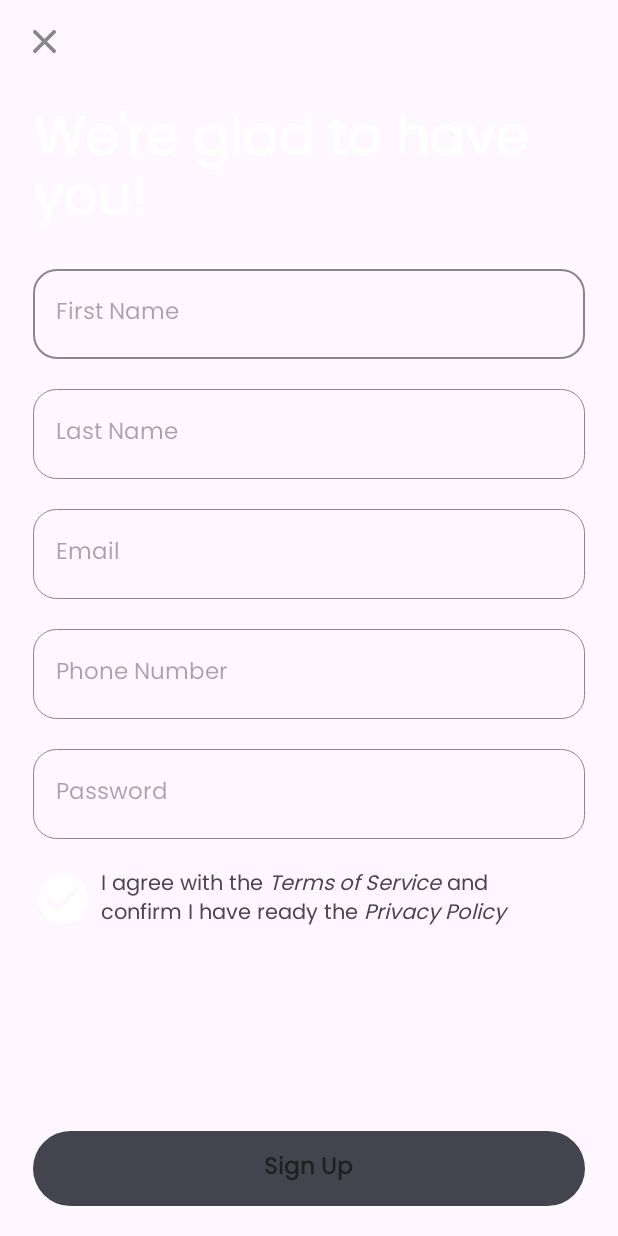
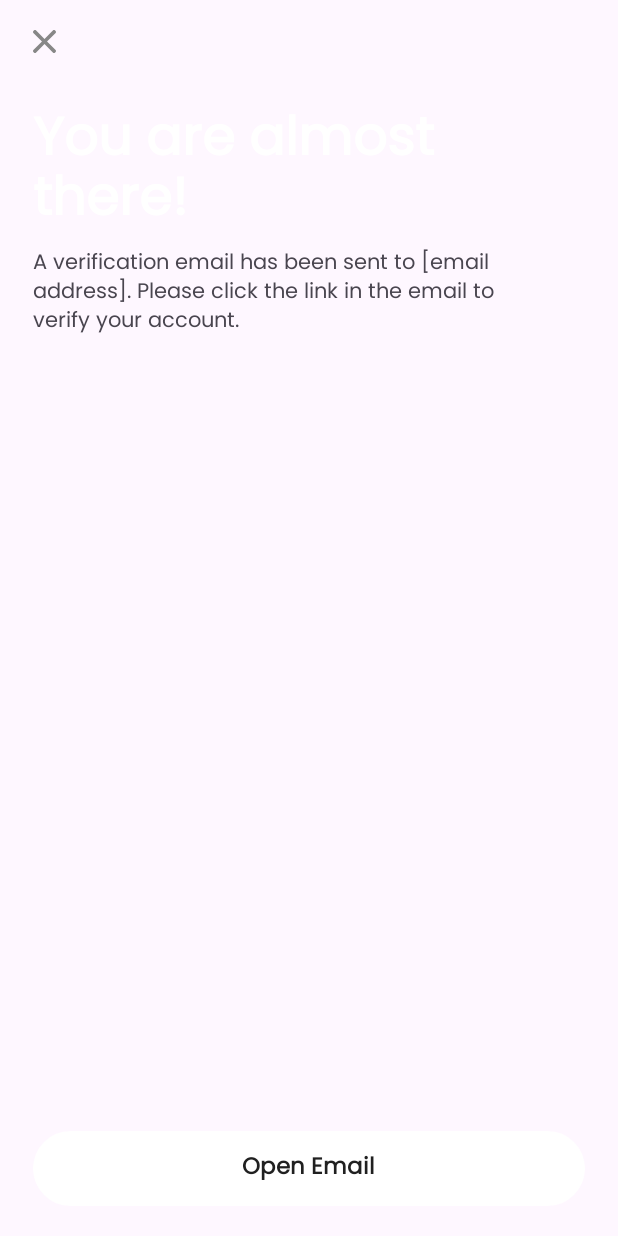
Before and after one commit to rbryanben/VeliqoLab, an Android app: the screen it shows after launch (register before the commit, CheckYourEmailActivity after it), on a phone screen of 412 x 824 dp. Run offline under Robolectric (Android 15) with nearby library versions, the phone set to English and light mode, and no system bars.

Commit message:
Check Your Email Activity - View that opens Gmail for verification link

```diff
--- a/app/src/main/AndroidManifest.xml
+++ b/app/src/main/AndroidManifest.xml
@@ -23,6 +23,7 @@
 
                 <category android:name="android.intent.category.DEFAULT" />
                 <category android:name="android.intent.category.BROWSABLE" />
+
                 <data
                     android:host="veliq.com"
                     android:pathPrefix="/app"
@@ -39,9 +40,9 @@
                     android:scheme="https" />
             </intent-filter>
         </activity>
-        <activity android:name=".views.otp.OtpRegisterActivity"/>
+        <activity android:name=".views.otp.OtpRegisterActivity" />
         <activity
-            android:name=".views.register.register"
+            android:name=".views.otp.CheckYourEmailActivity"
             android:exported="true">
             <intent-filter>
                 <action android:name="android.intent.action.MAIN" />
--- /dev/null
+++ b/app/src/main/java/com/wapazock/veliqolab/views/otp/CheckYourEmailActivity.kt
@@ -0,0 +1,26 @@
+package com.wapazock.veliqolab.views.otp
+
+import android.content.Intent
+import androidx.appcompat.app.AppCompatActivity
+import android.os.Bundle
+import android.os.Handler
+import com.wapazock.veliqolab.R
+import com.wapazock.veliqolab.custom.CustomButton
+import com.wapazock.veliqolab.utils.notifications.ClassicNotifications
+
+class CheckYourEmailActivity : AppCompatActivity() {
+    override fun onCreate(savedInstanceState: Bundle?) {
+        super.onCreate(savedInstanceState)
+        setContentView(R.layout.activity_check_your_email)
+
+        // Open Gmail On Click
+        val button : CustomButton = this.findViewById(R.id.activityCheckYourEmailOpenEmailButton)
+        button.enable()
+        button.setOnClickListener {
+            val intent = Intent(Intent.ACTION_MAIN)
+            intent.addCategory(Intent.CATEGORY_APP_EMAIL)
+            intent.addFlags(Intent.FLAG_ACTIVITY_NEW_TASK)
+            startActivity(intent)
+        }
+    }
+}
--- /dev/null
+++ b/app/src/main/res/layout/activity_check_your_email.xml
@@ -0,0 +1,57 @@
+<?xml version="1.0" encoding="utf-8"?>
+<androidx.constraintlayout.widget.ConstraintLayout xmlns:android="http://schemas.android.com/apk/res/android"
+    xmlns:app="http://schemas.android.com/apk/res-auto"
+    xmlns:tools="http://schemas.android.com/tools"
+    android:layout_width="match_parent"
+    android:layout_height="match_parent"
+    tools:context=".views.otp.otp">
+
+    <!-- Cancel Button -->
+    <ImageView
+        android:id="@+id/activityCheckYourEmailCancelImageView"
+        android:layout_width="15dp"
+        android:layout_height="15dp"
+        android:src="@drawable/icon_cancel"
+        app:tint="@color/colorEditText"
+        android:layout_marginLeft="22dp"
+        android:layout_marginTop="20dp"
+        app:layout_constraintStart_toStartOf="parent"
+        app:layout_constraintTop_toTopOf="parent" />
+
+    <!-- Welcome back text -->
+    <TextView
+        android:id="@+id/activityCheckYourEmailTextView"
+        android:layout_width="wrap_content"
+        android:layout_height="wrap_content"
+        android:layout_marginTop="30dp"
+        android:lineSpacingExtra="-10dp"
+        android:text="You are almost \nthere!"
+        android:textColor="@color/colorEditTextFocus"
+        android:textSize="35dp"
+        android:textStyle="bold"
+        app:layout_constraintLeft_toLeftOf="@id/activityCheckYourEmailCancelImageView"
+        app:layout_constraintTop_toBottomOf="@id/activityCheckYourEmailCancelImageView" />
+
+    <!-- Sub text -->
+    <TextView
+        android:layout_width="340dp"
+        android:layout_height="wrap_content"
+        android:textAlignment="viewStart"
+        android:text="@string/check_your_email_subtext"
+        app:layout_constraintStart_toStartOf="@+id/activityCheckYourEmailTextView"
+        app:layout_constraintTop_toBottomOf="@+id/activityCheckYourEmailTextView" />
+
+    <!-- Check Email -->
+    <com.wapazock.veliqolab.custom.CustomButton
+        android:id="@+id/activityCheckYourEmailOpenEmailButton"
+        android:layout_width="match_parent"
+        android:layout_height="wrap_content"
+        app:CustomButtonText="Open Email"
+        app:layout_constraintBottom_toBottomOf="parent"
+        app:layout_constraintLeft_toLeftOf="parent"
+        app:layout_constraintRight_toRightOf="parent"
+        android:layout_marginBottom="20dp"
+        android:layout_marginRight="22dp"
+        android:layout_marginLeft="22dp"/>
+
+</androidx.constraintlayout.widget.ConstraintLayout>
--- a/app/src/main/res/values/strings.xml
+++ b/app/src/main/res/values/strings.xml
@@ -3,4 +3,5 @@
     <string name="filter_view_http_gizmos">veliqo.app</string>
     <string name="filter_view_example_gizmos">veliqo.com</string>
     <string name="terms_prompt">I agree with the <i>Terms of Service</i> and confirm I have ready the <i>Privacy Policy</i></string>
+    <string name="check_your_email_subtext">A verification email has been sent to [email address]. Please click the link in the email to verify your account.</string>
 </resources>
```
